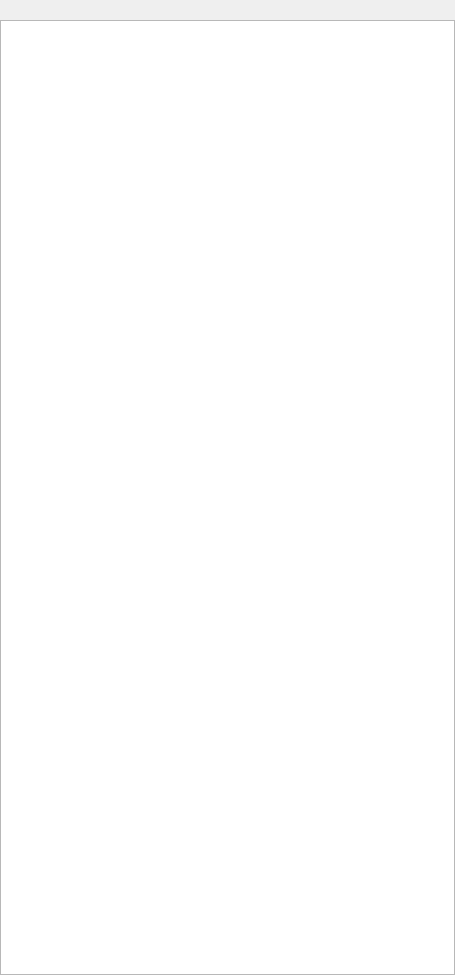
The window that Plugins/org.mitk.gui.qt.xnat/src/internal/QmitkXnatTreeBrowserViewControls.ui (MITK/MITK) describes before a commit, drawn with Qt 5.
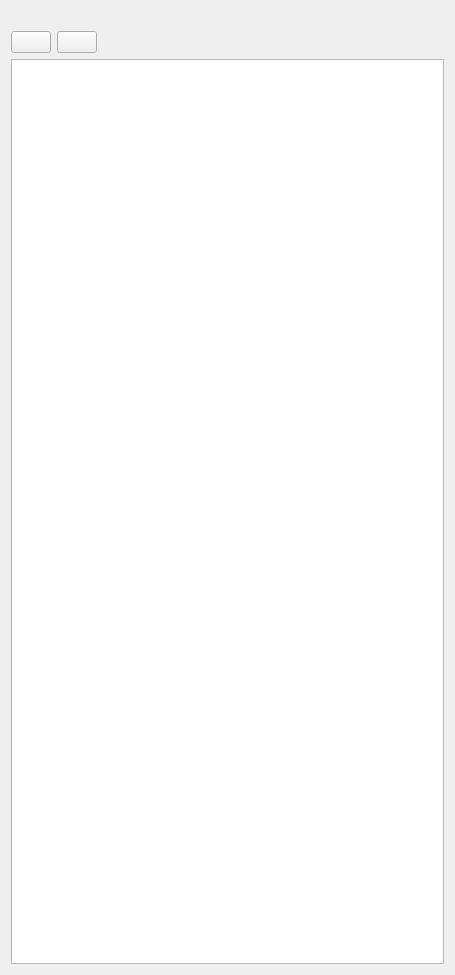
The same window after the commit. Icons and pictures are not drawn.

Commit message: Added upload and download buttons

Diff of the .ui file:
```diff
--- a/Plugins/org.mitk.gui.qt.xnat/src/internal/QmitkXnatTreeBrowserViewControls.ui
+++ b/Plugins/org.mitk.gui.qt.xnat/src/internal/QmitkXnatTreeBrowserViewControls.ui
@@ -20,9 +20,6 @@
    <string>QmitkTemplate</string>
   </property>
   <layout class="QVBoxLayout" name="verticalLayout">
-   <property name="margin">
-    <number>0</number>
-   </property>
    <item>
     <widget class="QLabel" name="labelError">
      <property name="text">
@@ -39,6 +36,62 @@
      </property>
     </widget>
    </item>
+   <item>
+    <layout class="QHBoxLayout" name="horizontalLayout">
+     <item>
+      <widget class="QPushButton" name="btnXnatUpload">
+       <property name="styleSheet">
+        <string notr="true">
+
+</string>
+       </property>
+       <property name="text">
+        <string/>
+       </property>
+       <property name="icon">
+        <iconset resource="../../resources/xnat.qrc">
+         <normaloff>:/xnat/xnat-upload.png</normaloff>:/xnat/xnat-upload.png</iconset>
+       </property>
+       <property name="iconSize">
+        <size>
+         <width>32</width>
+         <height>32</height>
+        </size>
+       </property>
+      </widget>
+     </item>
+     <item>
+      <widget class="QPushButton" name="btnXnatDownload">
+       <property name="text">
+        <string/>
+       </property>
+       <property name="icon">
+        <iconset resource="../../resources/xnat.qrc">
+         <normaloff>:/xnat/xnat-download.png</normaloff>:/xnat/xnat-download.png</iconset>
+       </property>
+       <property name="iconSize">
+        <size>
+         <width>32</width>
+         <height>32</height>
+        </size>
+       </property>
+      </widget>
+     </item>
+     <item>
+      <spacer name="horizontalSpacer">
+       <property name="orientation">
+        <enum>Qt::Horizontal</enum>
+       </property>
+       <property name="sizeHint" stdset="0">
+        <size>
+         <width>40</width>
+         <height>20</height>
+        </size>
+       </property>
+      </spacer>
+     </item>
+    </layout>
+   </item>
    <item>
     <layout class="QVBoxLayout" name="verticalLayout_2">
      <item>
```
Left out of the diff: 4 changed lines with no effect on the pictures. The commit also changes 4 other files.
